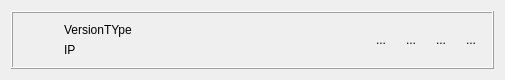
First picture: the form in Gandalf/Terminals/workplacewidget.ui, repository rust3128/WhiteTower, before the edit.
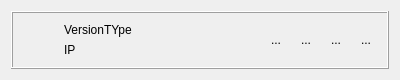
Second picture: the form after the edit. Icons and pictures are not drawn.

Patch:
```diff
--- a/Gandalf/Terminals/workplacewidget.ui
+++ b/Gandalf/Terminals/workplacewidget.ui
@@ -6,7 +6,7 @@
    <rect>
     <x>0</x>
     <y>0</y>
-    <width>505</width>
+    <width>400</width>
     <height>80</height>
    </rect>
   </property>
```
